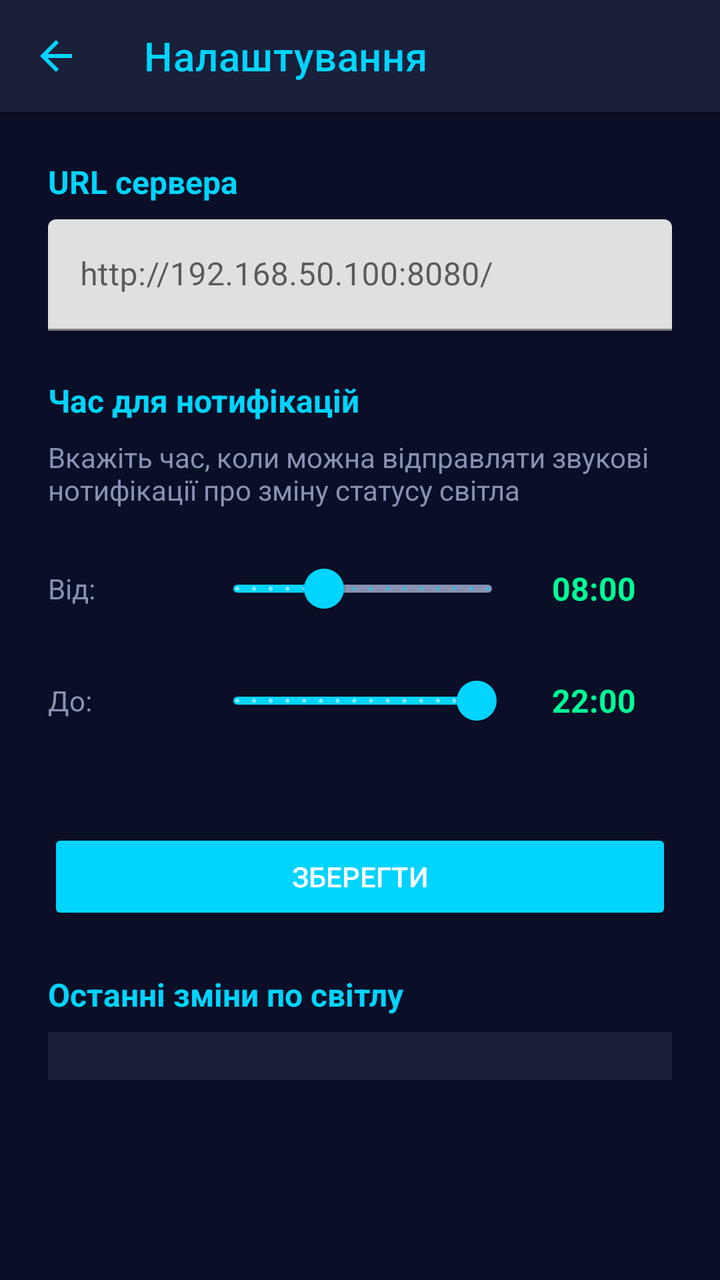
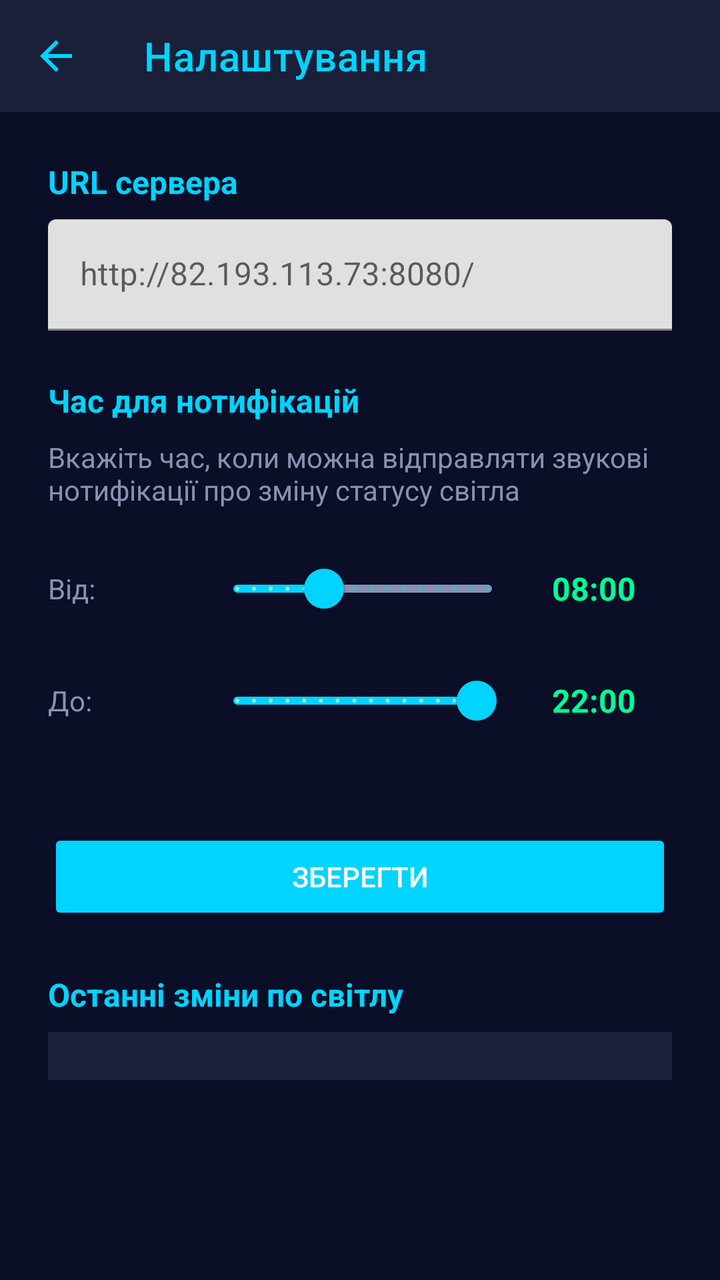

Compare the two renders of this Android layout. The source of the first and the diff that turns it into the second are given below.
<!-- AndroidManifest.xml: activity theme Theme.BoillerMonitor -->
<!-- res/layout/activity_settings.xml -->
<?xml version="1.0" encoding="utf-8"?>
<androidx.coordinatorlayout.widget.CoordinatorLayout xmlns:android="http://schemas.android.com/apk/res/android"
    xmlns:app="http://schemas.android.com/apk/res-auto"
    xmlns:tools="http://schemas.android.com/tools"
    android:layout_width="match_parent"
    android:layout_height="match_parent"
    android:background="@color/background_dark"
    tools:context=".SettingsActivity">

    <com.google.android.material.appbar.AppBarLayout
        android:layout_width="match_parent"
        android:layout_height="wrap_content"
        android:theme="@style/Theme.BoillerMonitor">

        <com.google.android.material.appbar.MaterialToolbar
            android:id="@+id/toolbar"
            android:layout_width="match_parent"
            android:layout_height="?attr/actionBarSize"
            android:background="@color/card_background"
            app:title="Налаштування"
            app:titleTextColor="@color/primary_blue"
            app:navigationIcon="?attr/homeAsUpIndicator"
            app:navigationIconTint="@color/primary_blue" />

    </com.google.android.material.appbar.AppBarLayout>

    <androidx.core.widget.NestedScrollView
        android:layout_width="match_parent"
        android:layout_height="match_parent"
        app:layout_behavior="@string/appbar_scrolling_view_behavior">

        <LinearLayout
            android:layout_width="match_parent"
            android:layout_height="wrap_content"
            android:orientation="vertical"
            android:padding="24dp">

            
            <TextView
                android:layout_width="match_parent"
                android:layout_height="wrap_content"
                android:text="URL сервера"
                android:textColor="@color/primary_blue"
                android:textSize="16sp"
                android:textStyle="bold"
                android:layout_marginBottom="8dp" />

            <com.google.android.material.textfield.TextInputLayout
                android:layout_width="match_parent"
                android:layout_height="wrap_content"
                android:hint="http://192.168.50.100:8080/"
                android:layout_marginBottom="24dp">

                <com.google.android.material.textfield.TextInputEditText
                    android:id="@+id/serverUrlInput"
                    android:layout_width="match_parent"
                    android:layout_height="wrap_content"
                    android:inputType="textUri"
                    android:textColor="@color/white"
                    android:textColorHint="@color/text_secondary" />

            </com.google.android.material.textfield.TextInputLayout>

            
            <TextView
                android:layout_width="match_parent"
                android:layout_height="wrap_content"
                android:text="Час для нотифікацій"
                android:textColor="@color/primary_blue"
                android:textSize="16sp"
                android:textStyle="bold"
                android:layout_marginBottom="8dp" />

            <TextView
                android:layout_width="match_parent"
                android:layout_height="wrap_content"
                android:text="Вкажіть час, коли можна відправляти звукові нотифікації про зміну статусу світла"
                android:textColor="@color/text_secondary"
                android:textSize="14sp"
                android:layout_marginBottom="16dp" />

            <LinearLayout
                android:layout_width="match_parent"
                android:layout_height="wrap_content"
                android:orientation="horizontal"
                android:gravity="center_vertical"
                android:layout_marginBottom="8dp">

                <TextView
                    android:layout_width="0dp"
                    android:layout_height="wrap_content"
                    android:layout_weight="1"
                    android:text="Від:"
                    android:textColor="@color/text_secondary"
                    android:textSize="14sp" />

                <com.google.android.material.slider.Slider
                    android:id="@+id/notificationStartHourPicker"
                    android:layout_width="0dp"
                    android:layout_height="wrap_content"
                    android:layout_weight="2"
                    android:valueFrom="0"
                    android:valueTo="23"
                    android:stepSize="1"
                    android:value="8"
                    app:thumbColor="@color/primary_blue"
                    app:trackColorActive="@color/primary_blue"
                    app:trackColorInactive="@color/text_secondary" />

                <TextView
                    android:id="@+id/startHourText"
                    android:layout_width="wrap_content"
                    android:layout_height="wrap_content"
                    android:text="08:00"
                    android:textColor="@color/primary_green"
                    android:textSize="16sp"
                    android:textStyle="bold"
                    android:layout_marginStart="16dp"
                    android:minWidth="60dp" />

            </LinearLayout>

            <LinearLayout
                android:layout_width="match_parent"
                android:layout_height="wrap_content"
                android:orientation="horizontal"
                android:gravity="center_vertical"
                android:layout_marginBottom="24dp">

                <TextView
                    android:layout_width="0dp"
                    android:layout_height="wrap_content"
                    android:layout_weight="1"
                    android:text="До:"
                    android:textColor="@color/text_secondary"
                    android:textSize="14sp" />

                <com.google.android.material.slider.Slider
                    android:id="@+id/notificationEndHourPicker"
                    android:layout_width="0dp"
                    android:layout_height="wrap_content"
                    android:layout_weight="2"
                    android:valueFrom="0"
                    android:valueTo="23"
                    android:stepSize="1"
                    android:value="22"
                    app:thumbColor="@color/primary_blue"
                    app:trackColorActive="@color/primary_blue"
                    app:trackColorInactive="@color/text_secondary" />

                <TextView
                    android:id="@+id/endHourText"
                    android:layout_width="wrap_content"
                    android:layout_height="wrap_content"
                    android:text="22:00"
                    android:textColor="@color/primary_green"
                    android:textSize="16sp"
                    android:textStyle="bold"
                    android:layout_marginStart="16dp"
                    android:minWidth="60dp" />

            </LinearLayout>

            
            <Button
                android:id="@+id/btnSave"
                android:layout_width="match_parent"
                android:layout_height="wrap_content"
                android:text="Зберегти"
                android:textColor="@color/white"
                android:backgroundTint="@color/primary_blue"
                android:layout_marginTop="16dp" />

            
            <TextView
                android:layout_width="match_parent"
                android:layout_height="wrap_content"
                android:text="Останні зміни по світлу"
                android:textColor="@color/primary_blue"
                android:textSize="16sp"
                android:textStyle="bold"
                android:layout_marginTop="24dp"
                android:layout_marginBottom="8dp" />

            <LinearLayout
                android:id="@+id/lightChangesContainer"
                android:layout_width="match_parent"
                android:layout_height="wrap_content"
                android:orientation="vertical"
                android:padding="12dp"
                android:background="@color/card_background" />

        </LinearLayout>

    </androidx.core.widget.NestedScrollView>

</androidx.coordinatorlayout.widget.CoordinatorLayout>
<!-- resources referenced by this layout -->
<resources>
  <color name="background_dark">#0A0E27</color>
  <color name="card_background">#1A1F3A</color>
  <color name="primary_blue">#00D4FF</color>
  <color name="primary_green">#00FF96</color>
  <color name="text_secondary">#8892B0</color>
  <color name="white">#FFFFFFFF</color>
  <style name="Theme.BoillerMonitor" parent="Theme.MaterialComponents.DayNight.NoActionBar">
          <item name="colorPrimary">@color/primary_blue</item>
          <item name="colorPrimaryVariant">@color/primary_green</item>
          <item name="colorOnPrimary">@color/white</item>
          <item name="android:windowBackground">@color/background_dark</item>
          <item name="android:statusBarColor">@color/background_dark</item>
      </style>
</resources>

<!-- the commit's change to res/layout/activity_settings.xml (unified diff, before → after) -->
@@ -48,7 +48,7 @@
             <com.google.android.material.textfield.TextInputLayout
                 android:layout_width="match_parent"
                 android:layout_height="wrap_content"
-                android:hint="http://192.168.50.100:8080/"
+                android:hint="http://82.193.113.73:8080/"
                 android:layout_marginBottom="24dp">
 
                 <com.google.android.material.textfield.TextInputEditText
